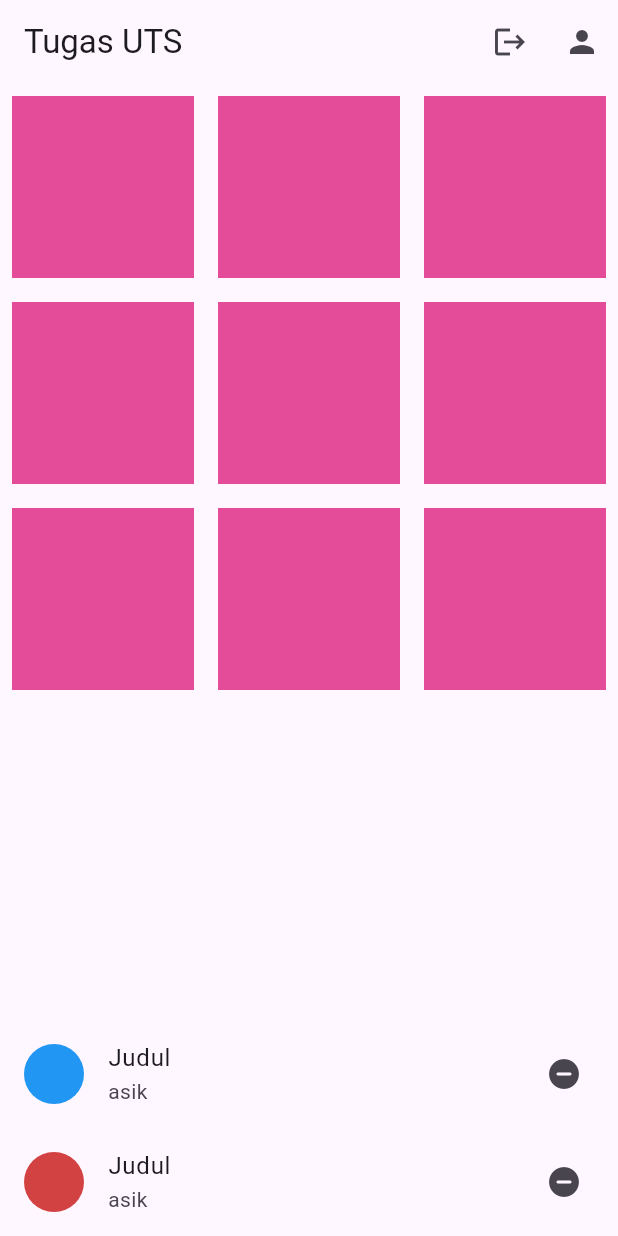
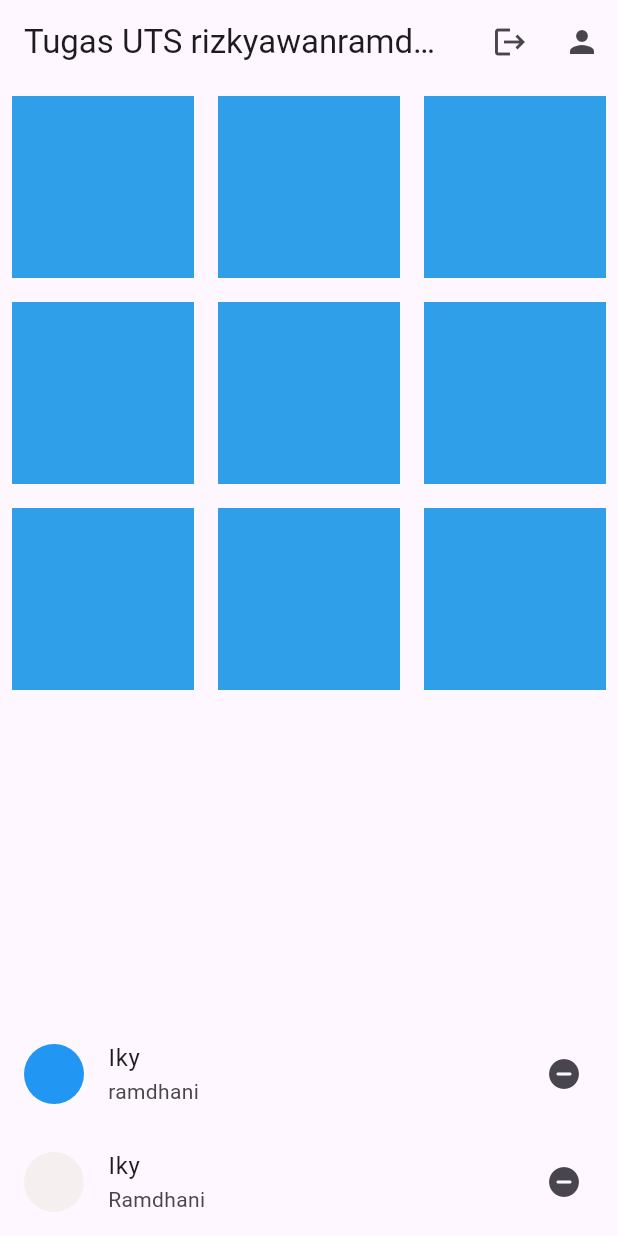
Before and after one commit to ikyramdhani/flutter_uts, a Flutter app: the screen it shows after launch, on a phone screen of 412 x 824 dp. Run offline on Flutter 3.47's test engine with Material 3 defaults, Android fonts, the phone set to English and light mode, and no system bars.

Commit message:
git init flutter_uts

```diff
--- a/lib/main.dart
+++ b/lib/main.dart
@@ -10,7 +10,7 @@ class MyApp extends StatelessWidget {
     return MaterialApp(
       home: Scaffold(
         appBar: AppBar(
-          title: Text('Tugas UTS'),
+          title: Text('Tugas UTS rizkyawanramdhani'),
           actions: [
             IconButton(
               icon: Icon(Icons.logout),
@@ -30,7 +30,7 @@ class MyApp extends StatelessWidget {
                 children: List.generate(9, (index) {
                   return Container(
                     margin: EdgeInsets.all(8.0),
-                    color: Color.fromARGB(255, 228, 75, 152),
+                    color: Color.fromARGB(255, 47, 159, 233),
                   );
                 }),
               ),
@@ -39,16 +39,16 @@ class MyApp extends StatelessWidget {
               leading: CircleAvatar(
                 backgroundColor: Colors.blue,
               ),
-              title: Text('Judul'),
-              subtitle: Text('asik'),
+              title: Text('Iky'),
+              subtitle: Text('ramdhani'),
               trailing: Icon(Icons.remove_circle_rounded),
             ),
             ListTile(
               leading: CircleAvatar(
-                backgroundColor: Color.fromARGB(255, 211, 66, 66),
+                backgroundColor: Color.fromARGB(255, 245, 239, 239),
               ),
-              title: Text('Judul'),
-              subtitle: Text('asik'),
+              title: Text('Iky'),
+              subtitle: Text('Ramdhani'),
               trailing: Icon(Icons.remove_circle_rounded),
             ),
           ],
```
